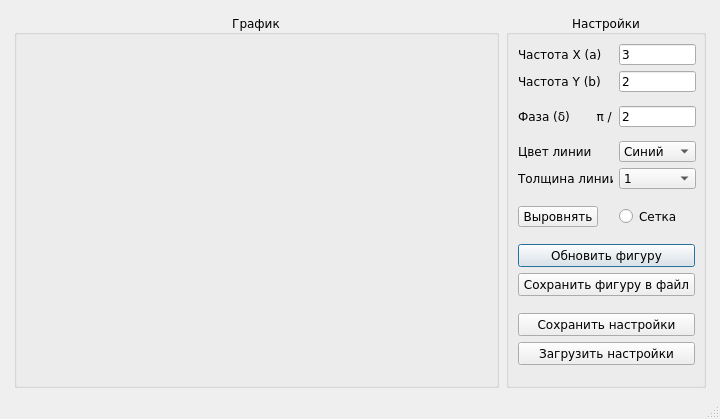
Above: main_window.ui from Laztrex/simple-graphics-lissajous before the change. Below: the same form after it.
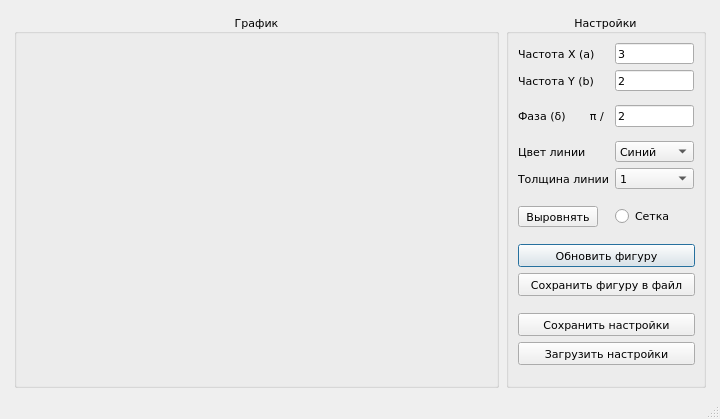
That is the form after the change.

The edit to the form file:
```diff
--- a/main_window.ui
+++ b/main_window.ui
@@ -92,6 +92,7 @@
       <property name="font">
        <font>
         <family>Verdana</family>
+        <pointsize>8</pointsize>
        </font>
       </property>
       <property name="autoFillBackground">
@@ -176,6 +177,7 @@
       <property name="font">
        <font>
         <family>Verdana</family>
+        <pointsize>8</pointsize>
        </font>
       </property>
       <property name="title">
@@ -202,6 +204,11 @@
        </property>
        <item row="0" column="0">
         <widget class="QLabel" name="label">
+         <property name="font">
+          <font>
+           <pointsize>8</pointsize>
+          </font>
+         </property>
          <property name="text">
           <string>Частота X (a)</string>
          </property>
@@ -215,6 +222,11 @@
            <height>20</height>
           </size>
          </property>
+         <property name="font">
+          <font>
+           <pointsize>8</pointsize>
+          </font>
+         </property>
          <property name="text">
           <string>3</string>
          </property>
@@ -222,6 +234,11 @@
        </item>
        <item row="1" column="0">
         <widget class="QLabel" name="label_2">
+         <property name="font">
+          <font>
+           <pointsize>8</pointsize>
+          </font>
+         </property>
          <property name="text">
           <string>Частота Y (b)</string>
          </property>
@@ -235,6 +252,11 @@
            <height>20</height>
           </size>
          </property>
+         <property name="font">
+          <font>
+           <pointsize>8</pointsize>
+          </font>
+         </property>
          <property name="text">
           <string>2</string>
          </property>
@@ -258,6 +280,11 @@
        </item>
        <item row="3" column="0">
         <widget class="QLabel" name="label_7">
+         <property name="font">
+          <font>
+           <pointsize>8</pointsize>
+          </font>
+         </property>
          <property name="text">
           <string>Фаза (δ)       π /</string>
          </property>
@@ -271,6 +298,11 @@
            <height>20</height>
           </size>
          </property>
+         <property name="font">
+          <font>
+           <pointsize>8</pointsize>
+          </font>
+         </property>
          <property name="text">
           <string>2</string>
          </property>
@@ -294,6 +326,11 @@
        </item>
        <item row="5" column="0">
         <widget class="QLabel" name="label_3">
+         <property name="font">
+          <font>
+           <pointsize>8</pointsize>
+          </font>
+         </property>
          <property name="text">
           <string>Цвет линии</string>
          </property>
@@ -313,6 +350,11 @@
            <height>16777215</height>
           </size>
          </property>
+         <property name="font">
+          <font>
+           <pointsize>8</pointsize>
+          </font>
+         </property>
          <item>
           <property name="text">
            <string>Синий</string>
@@ -337,6 +379,11 @@
        </item>
        <item row="6" column="0">
         <widget class="QLabel" name="label_4">
+         <property name="font">
+          <font>
+           <pointsize>8</pointsize>
+          </font>
+         </property>
          <property name="text">
           <string>Толщина линии</string>
          </property>
@@ -350,6 +397,11 @@
            <height>20</height>
           </size>
          </property>
+         <property name="font">
+          <font>
+           <pointsize>8</pointsize>
+          </font>
+         </property>
          <item>
           <property name="text">
            <string>1</string>
@@ -396,6 +448,11 @@
            <height>20</height>
           </size>
          </property>
+         <property name="font">
+          <font>
+           <pointsize>8</pointsize>
+          </font>
+         </property>
          <property name="text">
           <string>Выровнять</string>
          </property>
@@ -409,6 +466,11 @@
            <height>20</height>
           </size>
          </property>
+         <property name="font">
+          <font>
+           <pointsize>8</pointsize>
+          </font>
+         </property>
          <property name="layoutDirection">
           <enum>Qt::LeftToRight</enum>
          </property>
@@ -444,6 +506,11 @@
            <height>23</height>
           </size>
          </property>
+         <property name="font">
+          <font>
+           <pointsize>8</pointsize>
+          </font>
+         </property>
          <property name="layoutDirection">
           <enum>Qt::LeftToRight</enum>
          </property>
@@ -481,6 +548,11 @@
            <height>23</height>
           </size>
          </property>
+         <property name="font">
+          <font>
+           <pointsize>8</pointsize>
+          </font>
+         </property>
          <property name="text">
           <string>Сохранить фигуру в файл</string>
          </property>
@@ -510,6 +582,11 @@
            <height>23</height>
           </size>
          </property>
+         <property name="font">
+          <font>
+           <pointsize>8</pointsize>
+          </font>
+         </property>
          <property name="text">
           <string>Сохранить настройки</string>
          </property>
@@ -523,6 +600,11 @@
            <height>23</height>
           </size>
          </property>
+         <property name="font">
+          <font>
+           <pointsize>8</pointsize>
+          </font>
+         </property>
          <property name="text">
           <string>Загрузить настройки</string>
          </property>
```
